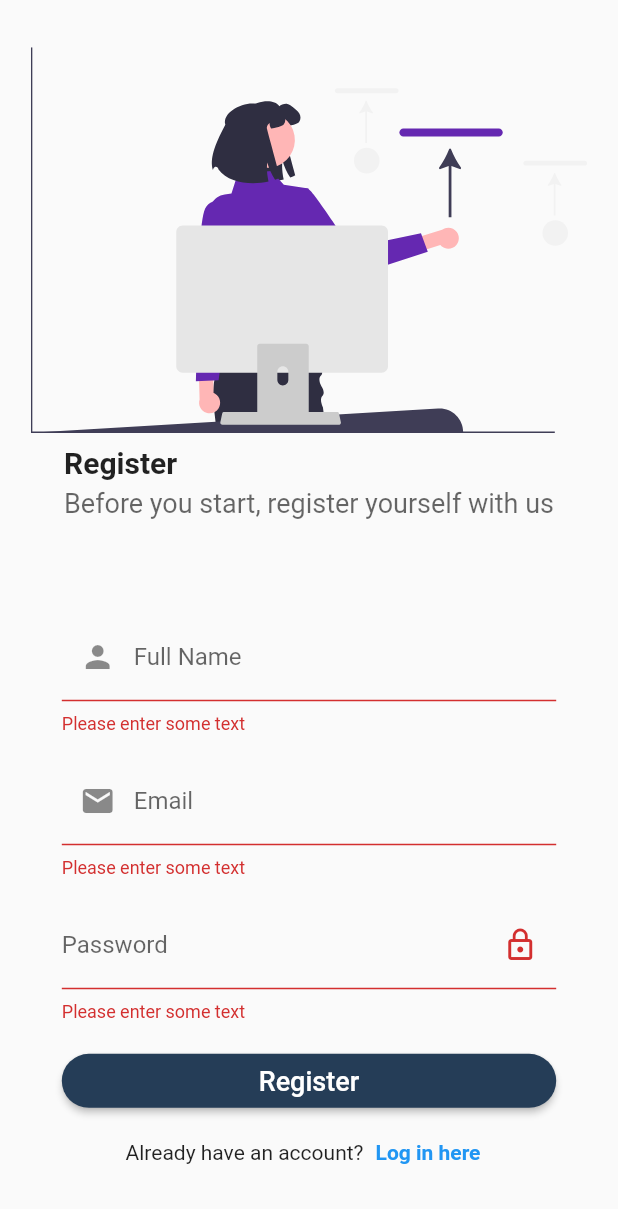
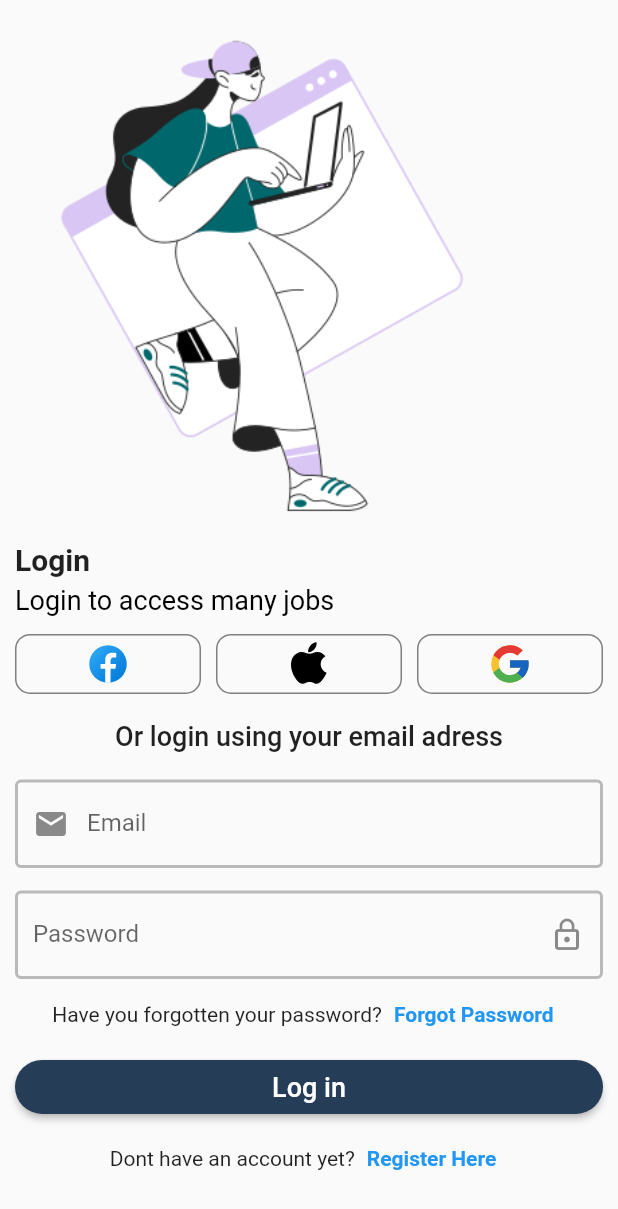
Before and after one commit to Dalex19/Flutter-Jobs, a Flutter app: the RegisterScreen screen opened by its route, after a tap on "Register", after a tap on "Log in here", on a phone screen of 412 x 824 dp. Shown: the top 1209 px of the screen. Run offline on Flutter 3.47's test engine with Material 2 defaults, Android fonts, the phone set to English and light mode, and no system bars; our stand-ins replace flutter_svg, go_router.

Commit message:
feat: login screen

```diff
--- a/lib/public_screens.dart
+++ b/lib/public_screens.dart
@@ -1,11 +1,13 @@
 
 import 'package:flutter_jobs/ui/screens/home.dart';
+import 'package:flutter_jobs/ui/screens/log_in.dart';
 import 'package:flutter_jobs/ui/screens/register.dart';
 import 'package:go_router/go_router.dart';
 
 GoRouter public_screens = GoRouter(
   routes: [
     GoRoute(path: "/", builder: (context, state) => const HomeScreen()),
-    GoRoute(path: "/register", builder: (context, state) => const RegisterScreen(),)
+    GoRoute(path: "/register", builder: (context, state) => const RegisterScreen()),
+    GoRoute(path: "/login", builder: (context, state) => const LogIn()),
   ]
 );
--- a/lib/ui/screens/home.dart
+++ b/lib/ui/screens/home.dart
@@ -57,9 +57,7 @@ class HomeScreen extends StatelessWidget {
               child: Column(
                 crossAxisAlignment: CrossAxisAlignment.stretch,
                 children: [
-                  CustomButton("Get Started", Colors.white, () {
-                    print("iam get Started");
-                  }),
+                  CustomButton("Get Started", Colors.white, () => context.go("/login")),
                   CustomButton("Register", Colors.yellow, () => context.go("/register"))
                 ],
               ),
--- /dev/null
+++ b/lib/ui/screens/log_in.dart
@@ -0,0 +1,56 @@
+import 'package:flutter/material.dart';
+import 'package:flutter_jobs/ui/widgets/button_network.dart';
+import 'package:flutter_jobs/ui/widgets/form_login.dart';
+import 'package:flutter_jobs/ui/widgets/toolbar.dart';
+
+class LogIn extends StatelessWidget {
+  const LogIn({super.key});
+
+  @override
+  Widget build(BuildContext context) {
+    return Scaffold(
+      body: SingleChildScrollView(
+          child: Container(
+        width: MediaQuery.of(context).size.width,
+        padding: const EdgeInsets.symmetric(vertical: 20, horizontal: 10),
+        child: Column(
+         mainAxisAlignment: MainAxisAlignment.spaceAround,
+          children: [
+            Column(
+              crossAxisAlignment: CrossAxisAlignment.start,
+              children: [
+                Image.asset(
+                  "assets/loginIcon.png",
+                  width: MediaQuery.of(context).size.width * 0.8,
+                ),
+                const SizedBox(height: 12),
+                Toolbar("Login", "Login to access many jobs"),
+                const SizedBox(height: 12),
+                Row(
+                  children: [
+                    ButtonNetwork("assets/facebookIcon.svg", () {}),
+                    const SizedBox(width: 10),
+                    ButtonNetwork("assets/appleIcon.svg", () {}),
+                    const SizedBox(width: 10),
+                    ButtonNetwork("assets/googleIcon.svg", () {})
+                  ],
+                ),
+                SizedBox(height: 18)
+              ],
+            ),
+             Column(
+              children: const [
+                Text(
+                  "Or login using your email adress",
+                  style: TextStyle(fontWeight: FontWeight.w500, fontSize: 18),
+                ),
+                const SizedBox(height: 18,),
+                FormLogin()
+              ],
+            ),
+          ],
+        ),
+      )),
+    );
+  }
+}
--- /dev/null
+++ b/lib/ui/widgets/button_network.dart
@@ -0,0 +1,28 @@
+import 'package:flutter/material.dart';
+import 'package:flutter_svg/flutter_svg.dart';
+
+class ButtonNetwork extends StatelessWidget {
+  String _nameIcon;
+  VoidCallback _doSession;
+
+  ButtonNetwork(this._nameIcon, this._doSession);
+
+  @override
+  Widget build (BuildContext context) {
+    return Expanded(child: InkWell(
+      onTap: _doSession,
+      child: Container(
+        padding: const EdgeInsets.symmetric(vertical: 4, horizontal: 0),
+        decoration: BoxDecoration(
+          border: Border.all(color: const Color(0xff808080), width: 1),
+          borderRadius: BorderRadius.circular(10),
+        ),
+        child: Center(
+          child: SvgPicture.asset(_nameIcon, width: 30,),
+        ),
+      ),
+    )
+    );
+  }
+
+}
--- /dev/null
+++ b/lib/ui/widgets/form_login.dart
@@ -0,0 +1,64 @@
+
+import 'package:flutter/material.dart';
+import 'package:flutter_jobs/ui/widgets/custom_button.dart';
+import 'package:flutter_jobs/ui/widgets/info_button.dart';
+import 'package:flutter_jobs/ui/widgets/password_field.dart';
+import 'package:go_router/go_router.dart';
+
+class FormLogin extends StatefulWidget {
+  const FormLogin({super.key});
+
+  @override
+  FormLoginState createState() {
+    return FormLoginState();
+  }
+}
+
+class FormLoginState extends State<FormLogin> {
+  final _formKey = GlobalKey<FormState>();
+
+  TextEditingController emailController = TextEditingController();
+  TextEditingController passwordController = TextEditingController();
+
+  @override
+  Widget build (BuildContext context) {
+    return Form(
+      key: _formKey,
+      child: Column(
+          crossAxisAlignment: CrossAxisAlignment.stretch,
+          children: [
+          TextFormField(
+            controller: emailController,
+            keyboardType: TextInputType.emailAddress,
+            decoration: const InputDecoration(
+              prefixIcon: Icon(Icons.email),
+              labelText: "Email",
+              enabledBorder: OutlineInputBorder(
+                      borderSide: BorderSide(width: 2, color: Colors.black26),
+                    )),
+            validator: (value) {
+              if (value == null || value.isEmpty) {
+                return "Please enter some text";
+              }
+              return null;
+            },
+          ),
+          const SizedBox(height: 15),
+          PasswordField(passwordController),
+          InfoButton("Have you forgotten your password?", "Forgot Password", () { }),
+          CustomButton("Log in", const Color(0xFF253D57),  () {
+            if (_formKey.currentState!.validate()) {
+                    Map<String, String> data = {
+                      "email": emailController.text,
+                      "password": passwordController.text
+                    };
+                    print(data);
+                  }
+           }, colorText: Colors.white),
+          Center(child: InfoButton("Dont have an account yet?", "Register Here", () => context.go("/register")),)
+        ]),
+
+    );
+  }
+
+}
--- a/lib/ui/widgets/form_register.dart
+++ b/lib/ui/widgets/form_register.dart
@@ -2,6 +2,7 @@ import 'package:flutter/material.dart';
 import 'package:flutter_jobs/ui/widgets/custom_button.dart';
 import 'package:flutter_jobs/ui/widgets/info_button.dart';
 import 'package:flutter_jobs/ui/widgets/password_field.dart';
+import 'package:go_router/go_router.dart';
 
 class FormRegister extends StatefulWidget {
   const FormRegister({super.key});
@@ -80,7 +81,7 @@ class FormRegisterState extends State<FormRegister> {
                 },
                 colorText: Colors.white,
               ),
-              InfoButton("Already have an account?", "Log in here", () => print("hi"))
+              InfoButton("Already have an account?", "Log in here", () => context.go("/login"))
             ],
           ),
         ));
--- a/lib/ui/widgets/info_button.dart
+++ b/lib/ui/widgets/info_button.dart
@@ -1,11 +1,10 @@
 import 'package:flutter/material.dart';
 
 class InfoButton extends StatelessWidget {
-  String _primaryText, _secondText;
-  //FunctionVoid _redirect = FunctionVoid;
-  VoidCallback _redirect;
+ final String _primaryText, _secondText;
+  final VoidCallback _redirect;
 
-  InfoButton(this._primaryText, this._secondText, this._redirect);
+  const InfoButton(this._primaryText, this._secondText, this._redirect);
 
   @override
   Widget build(BuildContext context) {
@@ -16,7 +15,7 @@ class InfoButton extends StatelessWidget {
         TextButton(
           style: TextButton.styleFrom(
             textStyle: const TextStyle(
-                color: Color(0xFF253D57), fontWeight: FontWeight.bold),
+                color: Color.fromARGB(255, 26, 45, 66), fontWeight: FontWeight.bold),
           ),
           onPressed: _redirect,
           child: Text(_secondText),
--- a/lib/ui/widgets/toolbar.dart
+++ b/lib/ui/widgets/toolbar.dart
@@ -22,7 +22,7 @@ class Toolbar extends StatelessWidget {
           style: TextStyle(
             fontSize: 18,
             //foregroundColor: Colors.black12
-            color: Colors.black.withOpacity(0.6)
+            color: Colors.black
           ),
         )
       ],
--- a/pubspec.yaml
+++ b/pubspec.yaml
@@ -62,6 +62,10 @@ flutter:
     - assets/blob.png
     - assets/womenIcon.svg
     - assets/registerIcon.svg
+    - assets/loginIcon.png
+    - assets/facebookIcon.svg
+    - assets/appleIcon.svg
+    - assets/googleIcon.svg
 
   # To add assets to your application, add an assets section, like this:
   # assets:
```
Also changed, not shown: assets/appleIcon.svg (added), assets/facebookIcon.svg (added), assets/googleIcon.svg (added), assets/loginIcon.png (added).
